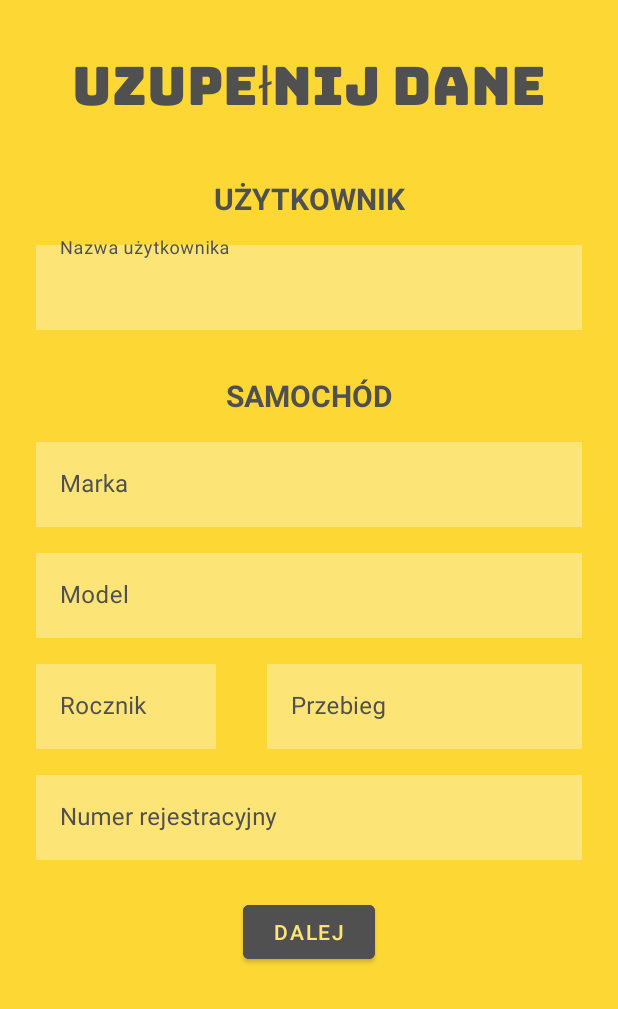
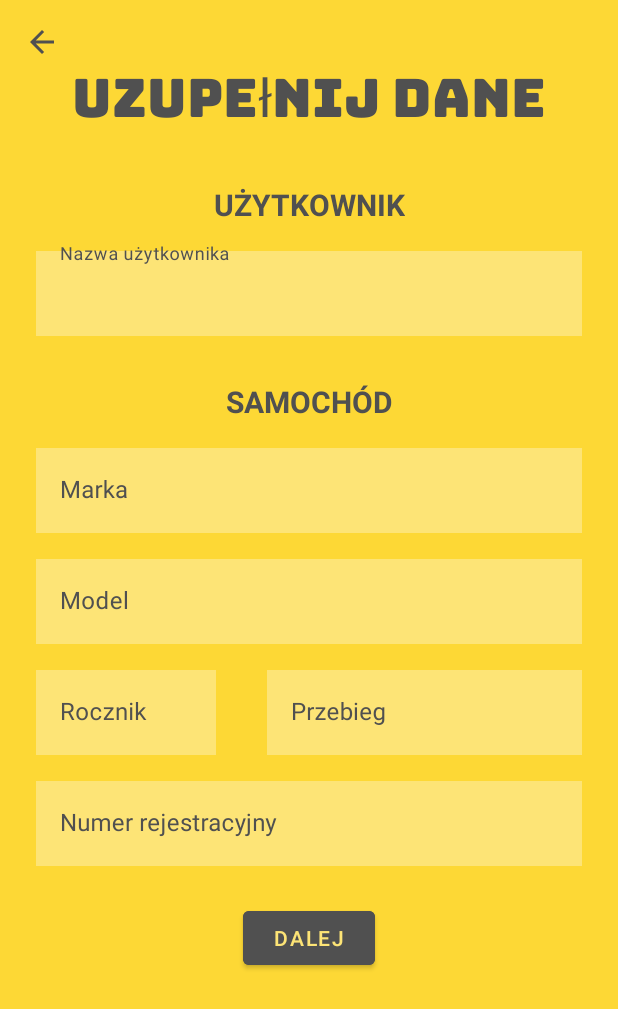
Before and after one commit to nieswietymikolaj/CarAssistant, an Android app: the NewUserDataActivity screen opened directly, with no data from a screen before it, on a phone screen of 412 x 824 dp. Shown: the top 1009 px of the screen. Run offline under Robolectric (Android 15) with nearby library versions, the phone set to English and light mode, and no system bars; our stand-ins replace Firebase (no records; nobody signed in at launch, a user with empty details on screens opened directly); Roboto replaces fonts that are not available here; 2 statements that could not run were skipped.

Commit message:
Dodano strzałki wstecz
Dodano strzałki wstecz

```diff
--- a/app/src/main/java/pl/edu/pb/carassistant/User/NewUserDataActivity.java
+++ b/app/src/main/java/pl/edu/pb/carassistant/User/NewUserDataActivity.java
@@ -2,12 +2,14 @@ package pl.edu.pb.carassistant.User;
 
 import androidx.annotation.NonNull;
 import androidx.appcompat.app.AppCompatActivity;
+import androidx.appcompat.widget.Toolbar;
 
 import android.annotation.SuppressLint;
 import android.content.Intent;
 import android.os.Bundle;
 import android.text.Editable;
 import android.text.TextWatcher;
+import android.view.MenuItem;
 import android.view.View;
 import android.widget.Button;
 import android.widget.EditText;
@@ -42,6 +44,12 @@ public class NewUserDataActivity extends AppCompatActivity implements TextWatche
     protected void onCreate(Bundle savedInstanceState) {
         super.onCreate(savedInstanceState);
         setContentView(R.layout.activity_new_user_data);
+
+        Toolbar toolbar = findViewById(R.id.new_user_toolbar);
+        setSupportActionBar(toolbar);
+        getSupportActionBar().setDisplayShowTitleEnabled(false);
+        getSupportActionBar().setHomeAsUpIndicator(R.drawable.ic_arrow_back_24);
+        getSupportActionBar().setDisplayHomeAsUpEnabled(true);
 
         firebaseAuth = FirebaseAuth.getInstance();
         firebaseFirestore = FirebaseFirestore.getInstance();
@@ -220,6 +228,18 @@ public class NewUserDataActivity extends AppCompatActivity implements TextWatche
     }
 
     @Override
+    public boolean onOptionsItemSelected(@NonNull MenuItem item) {
+        switch (item.getItemId()) {
+            case android.R.id.home:
+                onBackPressed();
+                return true;
+
+            default:
+                return super.onOptionsItemSelected(item);
+        }
+    }
+
+    @Override
     public void onBackPressed() {
         startActivity(new Intent(this, RegisterActivity.class));
         finish();
--- /dev/null
+++ b/app/src/main/res/drawable/ic_arrow_back_24.xml
@@ -0,0 +1,5 @@
+<vector android:height="24dp" android:tint="#505050"
+    android:viewportHeight="24" android:viewportWidth="24"
+    android:width="24dp" xmlns:android="http://schemas.android.com/apk/res/android">
+    <path android:fillColor="@android:color/white" android:pathData="M20,11H7.83l5.59,-5.59L12,4l-8,8 8,8 1.41,-1.41L7.83,13H20v-2z"/>
+</vector>
--- a/app/src/main/res/layout/activity_new_user_data.xml
+++ b/app/src/main/res/layout/activity_new_user_data.xml
@@ -7,11 +7,22 @@
     android:background="@color/main_yellow"
     tools:context=".User.NewUserDataActivity">
 
+    <androidx.appcompat.widget.Toolbar
+        android:id="@+id/new_user_toolbar"
+        android:layout_width="match_parent"
+        android:layout_height="?attr/actionBarSize"
+        android:elevation="4dp"
+        android:theme="@style/ThemeOverlay.AppCompat.ActionBar"
+        app:layout_constraintEnd_toEndOf="parent"
+        app:layout_constraintStart_toStartOf="parent"
+        app:layout_constraintTop_toTopOf="parent"
+        app:popupTheme="@style/ThemeOverlay.AppCompat.Light" />
+
     <TextView
         android:id="@+id/new_user_welcome_header"
         android:layout_width="wrap_content"
         android:layout_height="wrap_content"
-        android:layout_marginTop="12dp"
+        android:layout_marginTop="20dp"
         android:fontFamily="@font/bungee"
         android:gravity="center"
         android:text="@string/new_user_welcome_header"
@@ -25,7 +36,7 @@
         android:id="@+id/new_user"
         android:layout_width="wrap_content"
         android:layout_height="wrap_content"
-        android:layout_marginTop="16dp"
+        android:layout_marginTop="12dp"
         android:gravity="center"
         android:text="@string/new_user"
         android:textAllCaps="true"
```
Also changed, not shown: app/src/main/java/pl/edu/pb/carassistant/RegisterActivity.java (+20 -0 lines), app/src/main/java/pl/edu/pb/carassistant/User/EditUserDataActivity.java (+21 -0 lines), app/src/main/res/layout/activity_edit_user_data.xml (+11 -0 lines), app/src/main/res/layout/activity_register.xml (+11 -0 lines), 57 other files.
